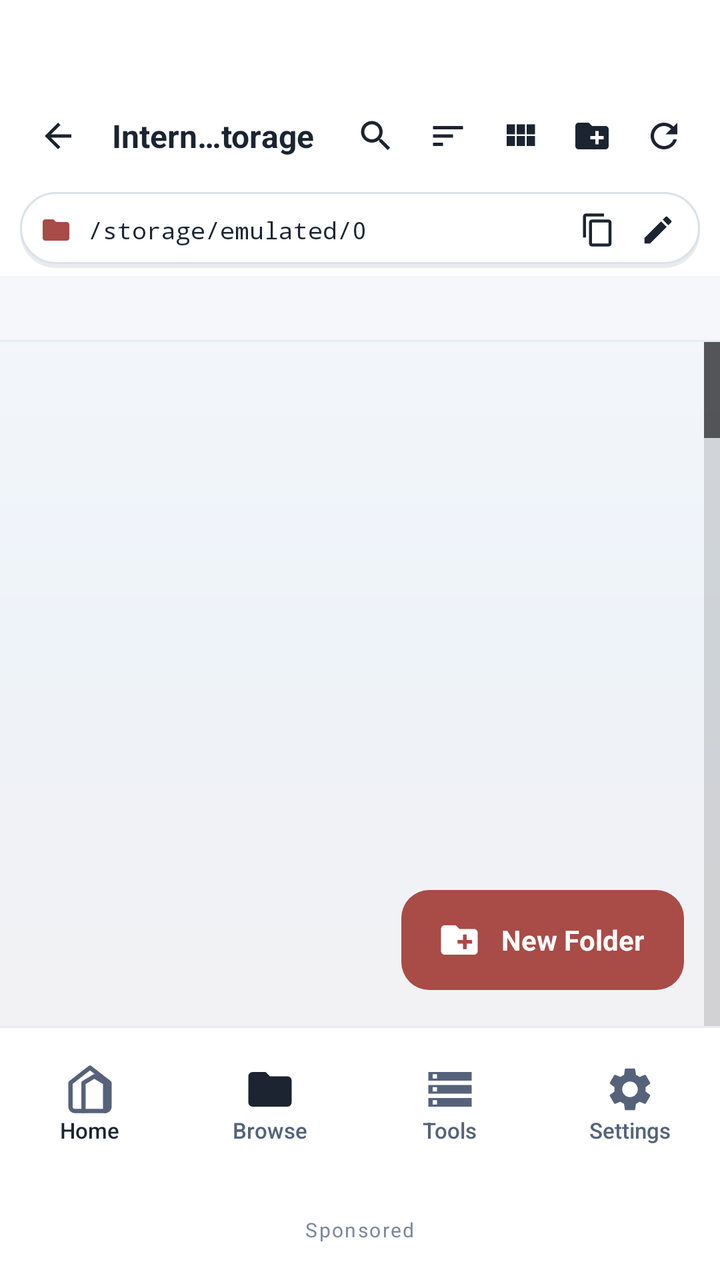
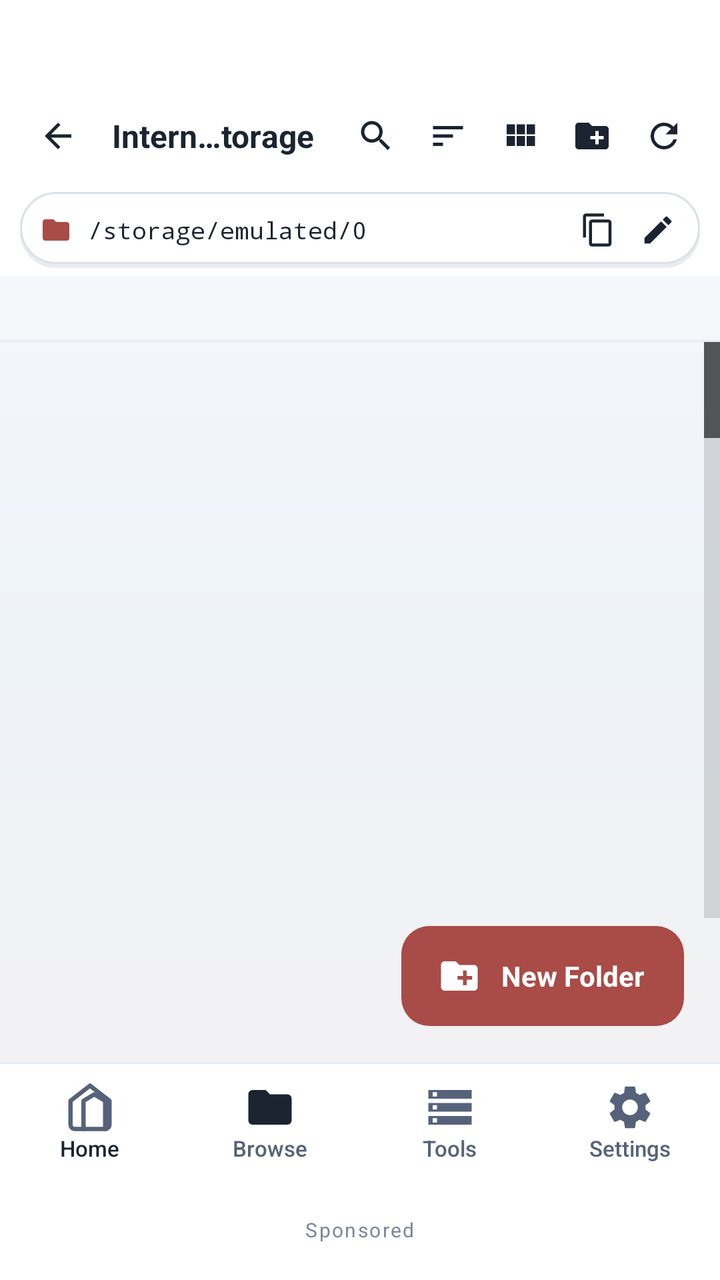

Screens rendered from an Android XML layout before and after an edit, with the pre-edit source and the edit as a unified diff.
<!-- AndroidManifest.xml: application theme Theme.ArtrawFiles -->
<!-- res/layout/activity_browser.xml -->
<?xml version="1.0" encoding="utf-8"?>
<LinearLayout xmlns:android="http://schemas.android.com/apk/res/android"
    android:layout_width="match_parent"
    android:layout_height="match_parent"
    android:orientation="vertical"
    android:background="@drawable/bg_heaven_gradient">

    
    <LinearLayout
        android:id="@+id/layoutTopBrowser"
        android:layout_width="match_parent"
        android:layout_height="wrap_content"
        android:orientation="vertical"
        android:background="@color/aurora_background_surface">

        <View
            android:id="@+id/statusBarSpacerBrowser"
            android:layout_width="match_parent"
            android:layout_height="44dp" />

        <RelativeLayout
            android:id="@+id/toolbarNormal"
            android:layout_width="match_parent"
            android:layout_height="48dp"
            android:paddingStart="10dp"
            android:paddingEnd="10dp">

            <ImageView
                android:id="@+id/btnBack"
                android:layout_width="38dp"
                android:layout_height="38dp"
                android:layout_alignParentStart="true"
                android:layout_centerVertical="true"
                android:padding="9dp"
                android:background="@drawable/ripple_aurora"
                android:src="@drawable/ic_arrow_back"
                android:contentDescription="@string/content_back"
                android:tint="@color/aurora_text_primary" />

            <TextView
                android:id="@+id/tvCurrentFolderName"
                android:layout_width="wrap_content"
                android:layout_height="wrap_content"
                android:layout_toEndOf="@id/btnBack"
                android:layout_toStartOf="@+id/layoutNormalActions"
                android:layout_centerVertical="true"
                android:layout_marginStart="8dp"
                android:layout_marginEnd="8dp"
                android:singleLine="true"
                android:ellipsize="middle"
                android:text="@string/storage_internal"
                android:textStyle="bold"
                android:textColor="@color/aurora_text_primary"
                android:textSize="16sp" />

            <LinearLayout
                android:id="@+id/layoutNormalActions"
                android:layout_width="wrap_content"
                android:layout_height="wrap_content"
                android:layout_alignParentEnd="true"
                android:layout_centerVertical="true"
                android:orientation="horizontal">

                <ImageView
                    android:id="@+id/btnSearch"
                    android:layout_width="36dp"
                    android:layout_height="36dp"
                    android:padding="8dp"
                    android:background="@drawable/ripple_aurora"
                    android:src="@drawable/ic_search"
                    android:contentDescription="@string/content_search"
                    android:tint="@color/aurora_text_primary" />

                <ImageView
                    android:id="@+id/btnSort"
                    android:layout_width="36dp"
                    android:layout_height="36dp"
                    android:padding="8dp"
                    android:background="@drawable/ripple_aurora"
                    android:src="@drawable/ic_sort"
                    android:contentDescription="@string/content_sort"
                    android:tint="@color/aurora_text_primary" />

                <ImageView
                    android:id="@+id/btnViewToggle"
                    android:layout_width="36dp"
                    android:layout_height="36dp"
                    android:padding="8dp"
                    android:background="@drawable/ripple_aurora"
                    android:src="@drawable/ic_grid"
                    android:contentDescription="@string/content_toggle_view"
                    android:tint="@color/aurora_text_primary" />

                <ImageView
                    android:id="@+id/btnNewFolder"
                    android:layout_width="36dp"
                    android:layout_height="36dp"
                    android:padding="8dp"
                    android:background="@drawable/ripple_aurora"
                    android:src="@drawable/ic_new_folder"
                    android:contentDescription="@string/content_new_folder"
                    android:tint="@color/aurora_text_primary" />

                <ImageView
                    android:id="@+id/btnRefresh"
                    android:layout_width="36dp"
                    android:layout_height="36dp"
                    android:padding="8dp"
                    android:background="@drawable/ripple_aurora"
                    android:src="@drawable/ic_refresh"
                    android:contentDescription="@string/content_refresh"
                    android:tint="@color/aurora_text_primary" />
            </LinearLayout>
        </RelativeLayout>

        
        <RelativeLayout
            android:id="@+id/toolbarSelection"
            android:layout_width="match_parent"
            android:layout_height="48dp"
            android:background="@color/aurora_background_elevated"
            android:paddingStart="10dp"
            android:paddingEnd="10dp"
            android:visibility="gone">

            <ImageView
                android:id="@+id/btnCloseSelection"
                android:layout_width="40dp"
                android:layout_height="40dp"
                android:layout_alignParentStart="true"
                android:layout_centerVertical="true"
                android:padding="9dp"
                android:background="@drawable/ripple_aurora"
                android:src="@drawable/ic_arrow_back"
                android:contentDescription="@string/content_close_selection"
                android:tint="@color/aurora_text_primary" />

            <TextView
                android:id="@+id/tvSelectionCount"
                android:layout_width="wrap_content"
                android:layout_height="wrap_content"
                android:layout_toEndOf="@id/btnCloseSelection"
                android:layout_toStartOf="@+id/layoutSelectionActions"
                android:layout_centerVertical="true"
                android:layout_marginStart="8dp"
                android:singleLine="true"
                android:ellipsize="end"
                android:text="0 selected"
                android:textStyle="bold"
                android:textColor="@color/aurora_text_primary"
                android:textSize="14sp" />

            <LinearLayout
                android:id="@+id/layoutSelectionActions"
                android:layout_width="wrap_content"
                android:layout_height="wrap_content"
                android:layout_alignParentEnd="true"
                android:layout_centerVertical="true"
                android:orientation="horizontal">

                <ImageView
                    android:id="@+id/btnActionSelectAll"
                    android:layout_width="40dp"
                    android:layout_height="40dp"
                    android:padding="9dp"
                    android:background="@drawable/ripple_aurora"
                    android:src="@drawable/ic_select_all"
                    android:contentDescription="@string/content_select_all"
                    android:tint="@color/aurora_text_primary" />

                <ImageView
                    android:id="@+id/btnActionCopy"
                    android:layout_width="40dp"
                    android:layout_height="40dp"
                    android:padding="9dp"
                    android:background="@drawable/ripple_aurora"
                    android:src="@drawable/ic_copy"
                    android:contentDescription="@string/content_copy"
                    android:tint="@color/aurora_text_primary" />

                <ImageView
                    android:id="@+id/btnActionCut"
                    android:layout_width="40dp"
                    android:layout_height="40dp"
                    android:padding="9dp"
                    android:background="@drawable/ripple_aurora"
                    android:src="@drawable/ic_cut"
                    android:contentDescription="@string/content_cut"
                    android:tint="@color/aurora_text_primary" />

                <ImageView
                    android:id="@+id/btnActionShare"
                    android:layout_width="40dp"
                    android:layout_height="40dp"
                    android:padding="9dp"
                    android:background="@drawable/ripple_aurora"
                    android:src="@drawable/ic_share"
                    android:contentDescription="@string/content_share"
                    android:tint="@color/aurora_text_primary" />

                <ImageView
                    android:id="@+id/btnActionCompress"
                    android:layout_width="40dp"
                    android:layout_height="40dp"
                    android:padding="9dp"
                    android:background="@drawable/ripple_aurora"
                    android:src="@drawable/ic_compress"
                    android:contentDescription="@string/content_move"
                    android:tint="@color/aurora_text_primary" />

                <ImageView
                    android:id="@+id/btnActionDelete"
                    android:layout_width="40dp"
                    android:layout_height="40dp"
                    android:padding="9dp"
                    android:background="@drawable/ripple_aurora"
                    android:src="@drawable/ic_delete"
                    android:contentDescription="@string/content_delete"
                    android:tint="@color/aurora_error" />

                <ImageView
                    android:id="@+id/btnActionMore"
                    android:layout_width="36dp"
                    android:layout_height="36dp"
                    android:padding="8dp"
                    android:background="@drawable/ripple_aurora"
                    android:src="@drawable/ic_more"
                    android:contentDescription="@string/content_more"
                    android:tint="@color/aurora_text_primary" />
            </LinearLayout>
        </RelativeLayout>

        
        <LinearLayout
            android:id="@+id/layoutSearchBar"
            android:layout_width="match_parent"
            android:layout_height="42dp"
            android:orientation="horizontal"
            android:background="@drawable/bg_glass_clay_card"
            android:paddingStart="10dp"
            android:paddingEnd="10dp"
            android:gravity="center_vertical"
            android:visibility="gone">

            <EditText
                android:id="@+id/etSearchQuery"
                android:layout_width="0dp"
                android:layout_height="match_parent"
                android:layout_weight="1"
                android:background="@null"
                android:hint="@string/search_hint"
                android:textColor="@color/aurora_text_primary"
                android:textColorHint="@color/aurora_text_secondary"
                android:textSize="13sp"
                android:imeOptions="actionSearch"
                android:singleLine="true" />

            <ImageView
                android:id="@+id/btnClearSearch"
                android:layout_width="30dp"
                android:layout_height="30dp"
                android:padding="6dp"
                android:src="@drawable/ic_more"
                android:contentDescription="@string/content_clear"
                android:tint="@color/aurora_text_primary" />
        </LinearLayout>

        
        <LinearLayout
            android:id="@+id/layoutPcAddressBar"
            android:layout_width="match_parent"
            android:layout_height="wrap_content"
            android:orientation="horizontal"
            android:gravity="center_vertical"
            android:background="@drawable/bg_glass_clay_card"
            android:layout_marginStart="10dp"
            android:layout_marginEnd="10dp"
            android:layout_marginTop="4dp"
            android:layout_marginBottom="4dp"
            android:paddingStart="10dp"
            android:paddingEnd="6dp"
            android:paddingTop="4dp"
            android:paddingBottom="4dp">

            <ImageView
                android:layout_width="16dp"
                android:layout_height="16dp"
                android:src="@drawable/ic_folder"
                android:tint="@color/aurora_primary"
                android:contentDescription="@string/content_path" />

            <TextView
                android:id="@+id/tvPcPathDisplay"
                android:layout_width="0dp"
                android:layout_height="wrap_content"
                android:layout_weight="1"
                android:layout_marginStart="8dp"
                android:layout_marginEnd="6dp"
                android:text="/storage/emulated/0"
                android:textColor="@color/aurora_text_primary"
                android:textSize="12sp"
                android:fontFamily="monospace"
                android:singleLine="true"
                android:ellipsize="start" />

            <ImageView
                android:id="@+id/btnCopyCurrentPath"
                android:layout_width="30dp"
                android:layout_height="30dp"
                android:padding="6dp"
                android:background="@drawable/ripple_aurora"
                android:src="@drawable/ic_copy"
                android:contentDescription="@string/content_copy_current_path"
                android:tint="@color/aurora_text_primary" />

            <ImageView
                android:id="@+id/btnTypePath"
                android:layout_width="30dp"
                android:layout_height="30dp"
                android:padding="6dp"
                android:background="@drawable/ripple_aurora"
                android:src="@drawable/ic_edit"
                android:contentDescription="@string/content_type_path"
                android:tint="@color/aurora_text_primary" />
        </LinearLayout>
    </LinearLayout>

    
    <RelativeLayout
        android:layout_width="match_parent"
        android:layout_height="32dp"
        android:background="@color/aurora_background_deep"
        android:paddingStart="8dp"
        android:paddingEnd="8dp">

        <HorizontalScrollView
            android:id="@+id/scrollBreadcrumbs"
            android:layout_width="match_parent"
            android:layout_height="match_parent"
            android:layout_centerVertical="true"
            android:scrollbars="none">

            <LinearLayout
                android:id="@+id/layoutBreadcrumbs"
                android:layout_width="wrap_content"
                android:layout_height="match_parent"
                android:orientation="horizontal"
                android:gravity="center_vertical" />
        </HorizontalScrollView>
    </RelativeLayout>

    <View
        android:layout_width="match_parent"
        android:layout_height="1dp"
        android:background="@color/aurora_divider" />

    
    <RelativeLayout
        android:id="@+id/layoutPasteBar"
        android:layout_width="match_parent"
        android:layout_height="wrap_content"
        android:minHeight="52dp"
        android:background="@color/aurora_background_elevated"
        android:paddingStart="16dp"
        android:paddingEnd="16dp"
        android:visibility="gone">

        <TextView
            android:id="@+id/tvPasteStatus"
            android:layout_width="wrap_content"
            android:layout_height="wrap_content"
            android:layout_alignParentStart="true"
            android:layout_toStartOf="@+id/layoutPasteButtons"
            android:layout_centerVertical="true"
            android:singleLine="true"
            android:text="2 files ready to paste"
            android:textColor="@color/aurora_text_primary"
            android:textSize="13sp" />

        <LinearLayout
            android:id="@+id/layoutPasteButtons"
            android:layout_width="wrap_content"
            android:layout_height="wrap_content"
            android:layout_alignParentEnd="true"
            android:layout_centerVertical="true"
            android:orientation="horizontal">

            <Button
                android:id="@+id/btnCancelPaste"
                android:layout_width="wrap_content"
                android:layout_height="36dp"
                android:background="@drawable/bg_glass_clay_button_outlined"
                android:text="@string/btn_cancel"
                android:textColor="@color/aurora_text_secondary"
                android:textSize="12sp" />

            <Button
                android:id="@+id/btnExecutePaste"
                android:layout_width="wrap_content"
                android:layout_height="36dp"
                android:layout_marginStart="8dp"
                android:background="@drawable/bg_glass_clay_button_primary"
                android:text="@string/action_paste"
                android:textColor="@color/aurora_on_primary"
                android:textSize="12sp" />
        </LinearLayout>
    </RelativeLayout>

    
    <FrameLayout
        android:layout_width="match_parent"
        android:layout_height="0dp"
        android:layout_weight="1">

        <ListView
            android:id="@+id/listViewFiles"
            android:layout_width="match_parent"
            android:layout_height="match_parent"
            android:divider="@color/aurora_divider"
            android:dividerHeight="0.5dp"
            android:clipToPadding="false"
            android:fastScrollEnabled="true" />

        <GridView
            android:id="@+id/gridViewFiles"
            android:layout_width="match_parent"
            android:layout_height="match_parent"
            android:numColumns="3"
            android:padding="8dp"
            android:horizontalSpacing="8dp"
            android:verticalSpacing="8dp"
            android:clipToPadding="false"
            android:visibility="gone" />

        
        <LinearLayout
            android:id="@+id/layoutEmptyState"
            android:layout_width="wrap_content"
            android:layout_height="wrap_content"
            android:layout_gravity="center"
            android:orientation="vertical"
            android:gravity="center"
            android:padding="32dp"
            android:visibility="gone">

            <ImageView
                android:layout_width="72dp"
                android:layout_height="72dp"
                android:src="@drawable/ic_folder"
                android:alpha="0.25"
                android:tint="@color/aurora_text_primary" />

            <TextView
                android:id="@+id/tvEmptyMessage"
                android:layout_width="wrap_content"
                android:layout_height="wrap_content"
                android:layout_marginTop="18dp"
                android:text="@string/state_empty"
                android:textColor="@color/aurora_text_secondary"
                android:textSize="16sp" />
        </LinearLayout>

        
        <LinearLayout
            android:id="@+id/fabNewFolder"
            android:layout_width="wrap_content"
            android:layout_height="50dp"
            android:layout_gravity="bottom|end"
            android:layout_marginEnd="18dp"
            android:layout_marginBottom="18dp"
            android:background="@drawable/bg_glass_clay_button_primary"
            android:orientation="horizontal"
            android:gravity="center"
            android:paddingStart="18dp"
            android:paddingEnd="20dp"
            android:clickable="true"
            android:focusable="true">

            <ImageView
                android:layout_width="22dp"
                android:layout_height="22dp"
                android:src="@drawable/ic_new_folder"
                android:tint="@android:color/white" />

            <TextView
                android:layout_width="wrap_content"
                android:layout_height="wrap_content"
                android:layout_marginStart="10dp"
                android:text="New Folder"
                android:textColor="@android:color/white"
                android:textSize="14sp"
                android:textStyle="bold" />
        </LinearLayout>

        
        <ProgressBar
            android:id="@+id/progressLoading"
            android:layout_width="52dp"
            android:layout_height="52dp"
            android:layout_gravity="center"
            android:indeterminate="true"
            android:indeterminateTint="@color/aurora_primary"
            android:visibility="gone" />
    </FrameLayout>

    
    <View
        android:layout_width="match_parent"
        android:layout_height="1dp"
        android:background="@color/aurora_divider" />

    
    <LinearLayout
        android:id="@+id/bottomNavigationBrowser"
        android:layout_width="match_parent"
        android:layout_height="76dp"
        android:background="@color/aurora_background_surface"
        android:orientation="horizontal"
        android:gravity="center">

        <LinearLayout
            android:id="@+id/btnNavHomeBrowser"
            android:layout_width="0dp"
            android:layout_height="match_parent"
            android:layout_weight="1"
            android:orientation="vertical"
            android:gravity="center">

            <ImageView
                android:layout_width="26dp"
                android:layout_height="26dp"
                android:src="@drawable/ic_home"
                android:tint="@color/aurora_text_secondary"
                android:contentDescription="@string/content_home" />

            <TextView
                android:id="@+id/tvNavHomeBrowser"
                android:layout_width="wrap_content"
                android:layout_height="wrap_content"
                android:text="@string/nav_home"
                android:textColor="@color/aurora_text_primary"
                android:textSize="11sp"
                android:fontFamily="sans-serif-medium" />
        </LinearLayout>

        <LinearLayout
            android:id="@+id/btnNavBrowseBrowser"
            android:layout_width="0dp"
            android:layout_height="match_parent"
            android:layout_weight="1"
            android:orientation="vertical"
            android:gravity="center">

            <ImageView
                android:layout_width="26dp"
                android:layout_height="26dp"
                android:src="@drawable/ic_folder"
                android:tint="@color/aurora_text_primary"
                android:contentDescription="@string/content_browse" />

            <TextView
                android:id="@+id/tvNavBrowseBrowser"
                android:layout_width="wrap_content"
                android:layout_height="wrap_content"
                android:text="@string/nav_browse"
                android:textColor="@color/aurora_text_secondary"
                android:textSize="11sp"
                android:fontFamily="sans-serif-medium" />
        </LinearLayout>

        <LinearLayout
            android:id="@+id/btnNavAnalysisBrowser"
            android:layout_width="0dp"
            android:layout_height="match_parent"
            android:layout_weight="1"
            android:orientation="vertical"
            android:gravity="center">

            <ImageView
                android:layout_width="26dp"
                android:layout_height="26dp"
                android:src="@drawable/ic_storage"
                android:tint="@color/aurora_text_secondary"
                android:contentDescription="@string/content_analysis" />

            <TextView
                android:id="@+id/tvNavAnalysisBrowser"
                android:layout_width="wrap_content"
                android:layout_height="wrap_content"
                android:text="@string/nav_analysis"
                android:textColor="@color/aurora_text_secondary"
                android:textSize="11sp"
                android:fontFamily="sans-serif-medium" />
        </LinearLayout>

        <LinearLayout
            android:id="@+id/btnNavSettingsBrowser"
            android:layout_width="0dp"
            android:layout_height="match_parent"
            android:layout_weight="1"
            android:orientation="vertical"
            android:gravity="center">

            <ImageView
                android:layout_width="26dp"
                android:layout_height="26dp"
                android:src="@drawable/ic_settings"
                android:tint="@color/aurora_text_secondary"
                android:contentDescription="@string/content_settings" />

            <TextView
                android:id="@+id/tvNavSettingsBrowser"
                android:layout_width="wrap_content"
                android:layout_height="wrap_content"
                android:text="@string/nav_settings"
                android:textColor="@color/aurora_text_secondary"
                android:textSize="11sp"
                android:fontFamily="sans-serif-medium" />
        </LinearLayout>
    </LinearLayout>

    
    <FrameLayout
        android:id="@+id/adViewContainerBrowser"
        android:layout_width="match_parent"
        android:layout_height="wrap_content"
        android:minHeight="50dp"
        android:background="@color/aurora_background_surface"
        android:gravity="center"
        android:visibility="visible">

        <TextView
            android:layout_width="wrap_content"
            android:layout_height="wrap_content"
            android:layout_gravity="center"
            android:text="Sponsored"
            android:textColor="@color/aurora_text_tertiary"
            android:textSize="10sp"
            android:letterSpacing="0.08" />
    </FrameLayout>
</LinearLayout>
<!-- resources referenced by this layout -->
<resources>
  <color name="aurora_background_deep">#F5F7FA</color>
  <color name="aurora_background_elevated">#F0F4F8</color>
  <color name="aurora_background_surface">#FFFFFF</color>
  <color name="aurora_divider">#E7EDF4</color>
  <color name="aurora_error">#B23B3B</color>
  <color name="aurora_on_primary">#FFFFFF</color>
  <color name="aurora_primary">#A94B47</color>
  <color name="aurora_text_primary">#1B2430</color>
  <color name="aurora_text_secondary">#55627A</color>
  <color name="aurora_text_tertiary">#7B879B</color>
  <!-- drawable ic_arrow_back (drawable) -->
  <vector xmlns:android="http://schemas.android.com/apk/res/android"
      android:width="24dp"
      android:height="24dp"
      android:viewportWidth="24"
      android:viewportHeight="24">
      <path
          android:fillColor="@color/aurora_text_primary"
          android:pathData="M20,11H7.83l5.59,-5.59L12,4l-8,8 8,8 1.41,-1.41L7.83,13H20v-2z"/>
  </vector>
  <!-- drawable ic_sort (drawable) -->
  <vector xmlns:android="http://schemas.android.com/apk/res/android"
      android:width="24dp"
      android:height="24dp"
      android:viewportWidth="24"
      android:viewportHeight="24">
      <path
          android:fillColor="@color/aurora_text_primary"
          android:pathData="M3,18h6v-2H3v2zM3,6v2h18V6H3zm0,7h12v-2H3v2z"/>
  </vector>
  <!-- drawable ic_storage (drawable) -->
  <vector xmlns:android="http://schemas.android.com/apk/res/android"
      android:width="24dp"
      android:height="24dp"
      android:viewportWidth="24"
      android:viewportHeight="24">
      <path
          android:fillColor="#E53935"
          android:pathData="M2,20h20v-4H2v4zm2,-3h2v2H4v-2zM2,4v4h20V4H2zm4,3H4V5h2v2zm-4,7h20v-4H2v4zm2,-3h2v2H4v-2z"/>
  </vector>
  <string name="action_paste">Paste</string>
  <string name="btn_cancel">Cancel</string>
  <string name="content_analysis">Storage Analysis</string>
  <string name="content_back">Back</string>
  <string name="content_browse">Browse</string>
  <string name="content_clear">Clear</string>
  <string name="content_close_selection">Close Selection</string>
  <string name="content_copy">Copy</string>
  <string name="content_copy_current_path">Copy Current Path</string>
  <string name="content_cut">Cut</string>
  <string name="content_delete">Delete</string>
  <string name="content_home">Home</string>
  <string name="content_more">More</string>
  <string name="content_move">Move</string>
  <string name="content_new_folder">New Folder</string>
  <string name="content_path">Path</string>
  <string name="content_refresh">Refresh</string>
  <string name="content_search">Search</string>
  <string name="content_select_all">Select All</string>
  <string name="content_settings">Settings</string>
  <string name="content_share">Share</string>
  <string name="content_sort">Sort</string>
  <string name="content_toggle_view">Toggle View</string>
  <string name="content_type_path">Type Path</string>
  <string name="nav_analysis">Tools</string>
  <string name="nav_browse">Browse</string>
  <string name="nav_home">Home</string>
  <string name="nav_settings">Settings</string>
  <string name="search_hint">Search files &amp; folders…</string>
  <string name="state_empty">This folder is empty</string>
  <string name="storage_internal">Internal Storage</string>
  <color name="aurora_primary_container">#F4E2E0</color>
  <color name="aurora_outline">#D9E1EB</color>
  <color name="aurora_crimson_dark">#8E3F3B</color>
  <color name="aurora_outline_variant">#C7D2DF</color>
  <color name="aurora_shadow_soft">#14000000</color>
  <color name="aurora_gradient_mid">#EEF3F9</color>
  <color name="aurora_gradient_end">#F5F0EF</color>
  <color name="aurora_gradient_start">#F8FAFD</color>
  <color name="cyber_amber">#F59E0B</color>
  <color name="aurora_secondary">#3F6FA8</color>
  <!-- unchanged entries left out for length: 23 -->
</resources>

<!-- the commit's change to res/layout/activity_browser.xml (unified diff, before → after) -->
@@ -419,6 +419,7 @@
             android:divider="@color/aurora_divider"
             android:dividerHeight="0.5dp"
             android:clipToPadding="false"
+            android:paddingBottom="72dp"
             android:fastScrollEnabled="true" />
 
         <GridView
@@ -427,6 +428,7 @@
             android:layout_height="match_parent"
             android:numColumns="3"
             android:padding="8dp"
+            android:paddingBottom="72dp"
             android:horizontalSpacing="8dp"
             android:verticalSpacing="8dp"
             android:clipToPadding="false"
@@ -513,7 +515,7 @@
     <LinearLayout
         android:id="@+id/bottomNavigationBrowser"
         android:layout_width="match_parent"
-        android:layout_height="76dp"
+        android:layout_height="58dp"
         android:background="@color/aurora_background_surface"
         android:orientation="horizontal"
         android:gravity="center">
